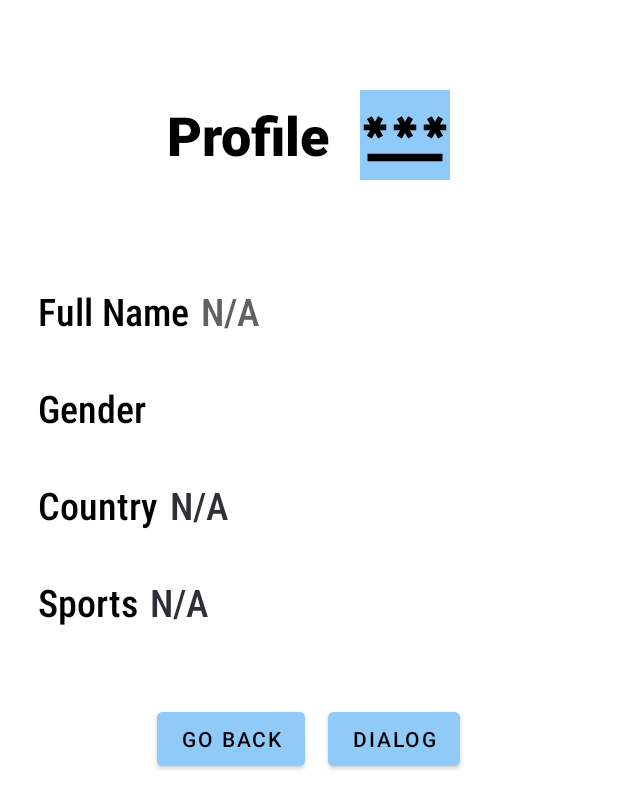
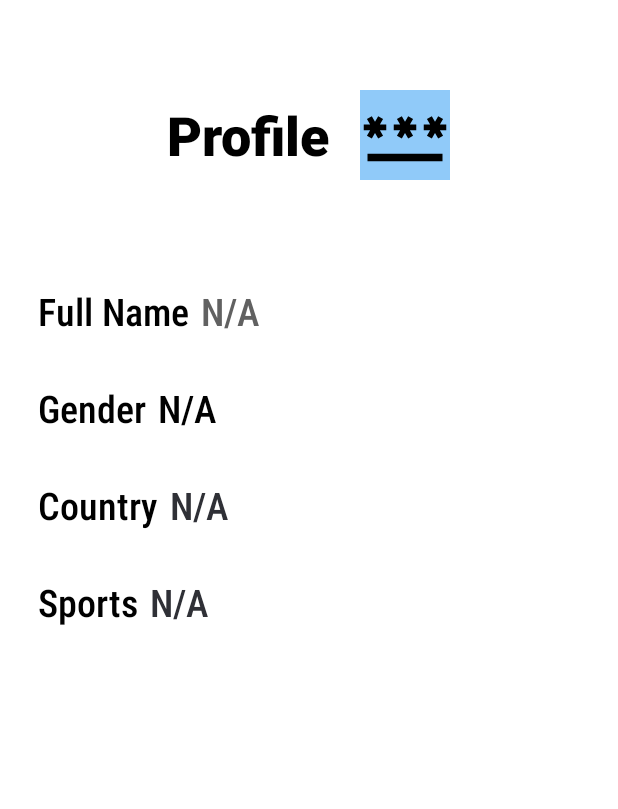
Before and after one commit to Anupsht/Mobile-Programming, an Android app: the layout about.xml on its own in the app's theme, with its tools: preview values and no code run, on a phone screen of 412 x 824 dp. Shown: the top 809 px of the screen. Run offline under Robolectric (Android 15) with nearby library versions, the phone set to English and light mode, and no system bars.

Commit message:
lab1 added

```diff
--- a/app/src/main/java/com/bca/mp_lab_reports/Lab2/Lab2Constraint.java
+++ b/app/src/main/java/com/bca/mp_lab_reports/Lab2/Lab2Constraint.java
@@ -21,8 +21,8 @@ public class Lab2Constraint extends AppCompatActivity {
         subtitleText = findViewById(R.id.subtitleText);
         messageButton = findViewById(R.id.messageButton);
         followButton = findViewById(R.id.followButton);
-        nameText.setText("Anup Shrestha");
-        subtitleText.setText("Mobile Developer");
+        nameText.setText("Teelesa Shrestha");
+        subtitleText.setText("Full Stack Developer");
         // Set click listeners
         messageButton.setOnClickListener(new View.OnClickListener() {
             @Override
--- a/app/src/main/java/com/bca/mp_lab_reports/Lab7/MapViewMain.java
+++ b/app/src/main/java/com/bca/mp_lab_reports/Lab7/MapViewMain.java
@@ -48,8 +48,9 @@ public class MapViewMain extends AppCompatActivity implements OnMapReadyCallback
     }
     @Override
     public void onMapReady(@NonNull GoogleMap map) {
-        LatLng coordinates = new LatLng(27.67587, 85.3853);
-        map.addMarker(new MarkerOptions().position(coordinates).title("Madhyapur Thimi Sahar"));
+        LatLng coordinates = new LatLng(27.67727, 85.39821);
+        map.addMarker(new MarkerOptions().position(coordinates).title("Radhe Radhe, Thimi"));
         map.moveCamera(CameraUpdateFactory.newLatLngZoom(coordinates,10));
+//        27.677274925503934, 85.39821229368852
     }
 }
--- a/app/src/main/res/layout/about.xml
+++ b/app/src/main/res/layout/about.xml
@@ -9,14 +9,12 @@
     android:scrollbarStyle="outsideOverlay"
     android:scrollbarThumbVertical="@color/blue_200"
     tools:context=".Lab1.About">
-
     <LinearLayout
         android:id="@+id/aboutRootLayout"
         android:layout_width="match_parent"
         android:layout_height="wrap_content"
         android:orientation="vertical"
         android:paddingVertical="60dp">
-
         <LinearLayout
             android:id="@+id/aboutProfileContainer"
             android:layout_width="wrap_content"
@@ -24,7 +22,6 @@
             android:layout_gravity="center_horizontal"
             android:gravity="center_vertical"
             android:orientation="horizontal">
-
             <TextView
                 android:id="@+id/aboutProfileText"
                 android:layout_width="match_parent"
@@ -35,11 +32,9 @@
                 android:textColor="@color/black"
                 android:textSize="36sp"
                 android:textStyle="bold" />
-
             <Space
                 android:layout_width="20dp"
                 android:layout_height="match_parent" />
-
             <ImageButton
                 android:id="@+id/aboutProfileIconButton"
                 android:layout_width="60dp"
@@ -50,14 +45,12 @@
                 android:scaleType="fitCenter"
                 android:src="@drawable/password" />
         </LinearLayout>
-
         <LinearLayout
             android:id="@+id/aboutFullNameContainer"
             android:layout_width="match_parent"
             android:layout_height="wrap_content"
             android:layout_marginTop="70dp"
             android:orientation="horizontal">
-
             <TextView
                 android:id="@+id/aboutFullNameLabel"
                 android:layout_width="wrap_content"
@@ -68,7 +61,6 @@
                 android:textColor="@color/black"
                 android:textSize="25sp"
                 android:textStyle="normal" />
-
             <TextView
                 android:id="@+id/aboutFullNameValue"
                 android:layout_width="wrap_content"
@@ -81,14 +73,12 @@
                 android:textSize="25sp"
                 android:textStyle="normal" />
         </LinearLayout>
-
         <LinearLayout
             android:id="@+id/aboutGenderContainer"
             android:layout_width="match_parent"
             android:layout_height="wrap_content"
             android:layout_marginTop="30dp"
             android:orientation="horizontal">
-
             <TextView
                 android:id="@+id/aboutGenderLabel"
                 android:layout_width="wrap_content"
@@ -99,7 +89,6 @@
                 android:textColor="@color/black"
                 android:textSize="25sp"
                 android:textStyle="normal" />
-
             <TextView
                 android:id="@+id/aboutGenderValue"
                 android:layout_width="wrap_content"
@@ -108,18 +97,16 @@
                 android:fontFamily="sans-serif-condensed-medium"
                 android:text="@string/na"
                 android:textAlignment="textStart"
-                android:textColor="@color/cardview_light_background"
+                android:textColor="@color/black"
                 android:textSize="25sp"
                 android:textStyle="normal" />
         </LinearLayout>
-
         <LinearLayout
             android:id="@+id/aboutCountryContainer"
             android:layout_width="match_parent"
             android:layout_height="wrap_content"
             android:layout_marginTop="30dp"
             android:orientation="horizontal">
-
             <TextView
                 android:id="@+id/aboutCountryLabel"
                 android:layout_width="wrap_content"
@@ -130,7 +117,6 @@
                 android:textColor="@color/black"
                 android:textSize="25sp"
                 android:textStyle="normal" />
-
             <TextView
                 android:id="@+id/aboutCountryValue"
                 android:layout_width="wrap_content"
@@ -143,14 +129,12 @@
                 android:textSize="25sp"
                 android:textStyle="normal" />
         </LinearLayout>
-
         <LinearLayout
             android:id="@+id/aboutSportsContainer"
             android:layout_width="match_parent"
             android:layout_height="wrap_content"
             android:layout_marginTop="30dp"
             android:orientation="horizontal">
-
             <TextView
                 android:id="@+id/aboutSportsLabel"
                 android:layout_width="wrap_content"
@@ -161,7 +145,6 @@
                 android:textColor="@color/black"
                 android:textSize="25sp"
                 android:textStyle="normal" />
-
             <TextView
                 android:id="@+id/aboutSportsValue"
                 android:layout_width="wrap_content"
@@ -174,34 +157,5 @@
                 android:textSize="25sp"
                 android:textStyle="normal" />
         </LinearLayout>
-
-        <LinearLayout
-            android:id="@+id/aboutButtonContainer"
-            android:layout_width="match_parent"
-            android:layout_height="wrap_content"
-            android:layout_marginTop="50dp"
-            android:gravity="center"
-            android:orientation="horizontal">
-
-            <Button
-                android:id="@+id/aboutBackButton"
-                android:layout_width="wrap_content"
-                android:layout_height="wrap_content"
-                android:backgroundTint="@color/blue_200"
-                android:text="@string/go_back"
-                android:textColor="@color/black" />
-
-            <Space
-                android:layout_width="15dp"
-                android:layout_height="match_parent" />
-
-            <Button
-                android:id="@+id/aboutDialogButton"
-                android:layout_width="wrap_content"
-                android:layout_height="wrap_content"
-                android:backgroundTint="@color/blue_200"
-                android:text="@string/dialog"
-                android:textColor="@color/black" />
-        </LinearLayout>
     </LinearLayout>
 </ScrollView>
--- a/app/src/main/res/layout/constraintlayout.xml
+++ b/app/src/main/res/layout/constraintlayout.xml
@@ -21,7 +21,7 @@
         android:id="@+id/nameText"
         android:layout_width="wrap_content"
         android:layout_height="wrap_content"
-        android:text="Anup Shrestha"
+        android:text="Teelesa Shrestha"
         android:textSize="24sp"
         android:textStyle="bold"
         android:textColor="#000000"
--- a/app/src/main/res/layout/lab4_profilefragment.xml
+++ b/app/src/main/res/layout/lab4_profilefragment.xml
@@ -19,7 +19,7 @@
             android:id="@+id/txtProfileName"
             android:layout_width="wrap_content"
             android:layout_height="wrap_content"
-            android:text="Anup Shrestha"
+            android:text="Teelesa Shrestha"
             android:textSize="22sp"
             android:textStyle="bold"
             android:textColor="#3F51B5"
@@ -28,7 +28,7 @@
             android:id="@+id/txtProfileEmail"
             android:layout_width="wrap_content"
             android:layout_height="wrap_content"
-            android:text="anup@example.com"
+            android:text="teelesa@example.com"
             android:textSize="16sp"
             android:layout_marginBottom="24dp" />
         <Button
```
Also changed, not shown: app/src/main/AndroidManifest.xml (+15 -15 lines), app/src/main/java/com/bca/mp_lab_reports/Lab1/About.java (+0 -19 lines), app/src/main/java/com/bca/mp_lab_reports/Lab1/Contact.java (+5 -35 lines), app/src/main/res/layout/lab1.xml (+3 -30 lines).
